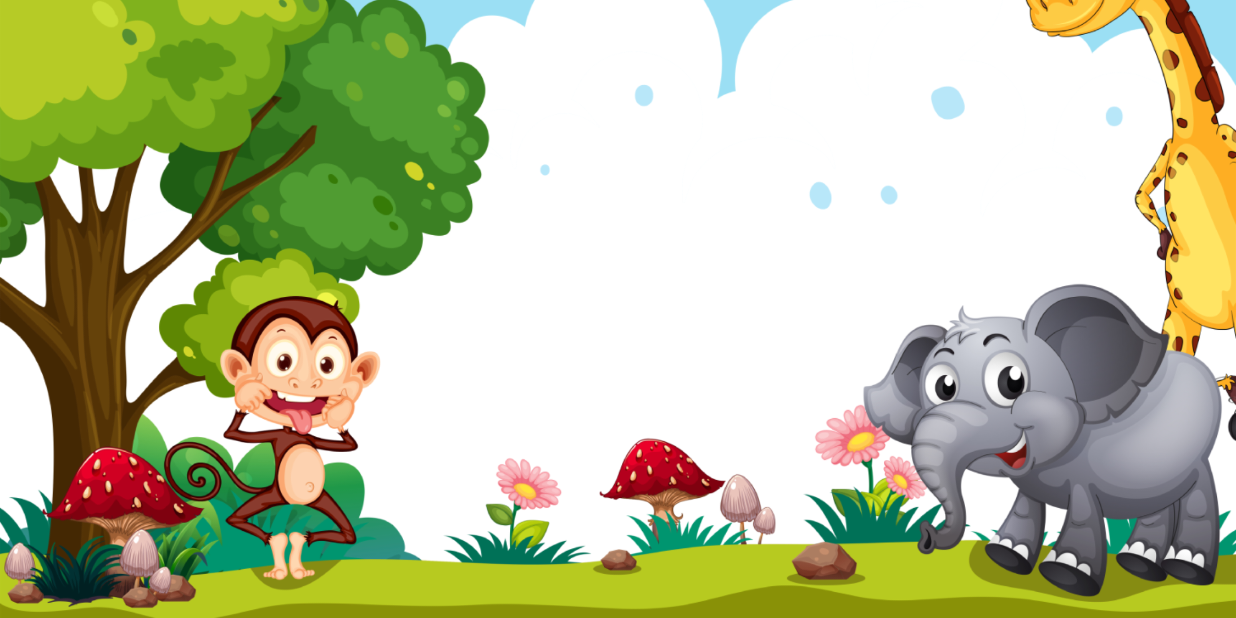
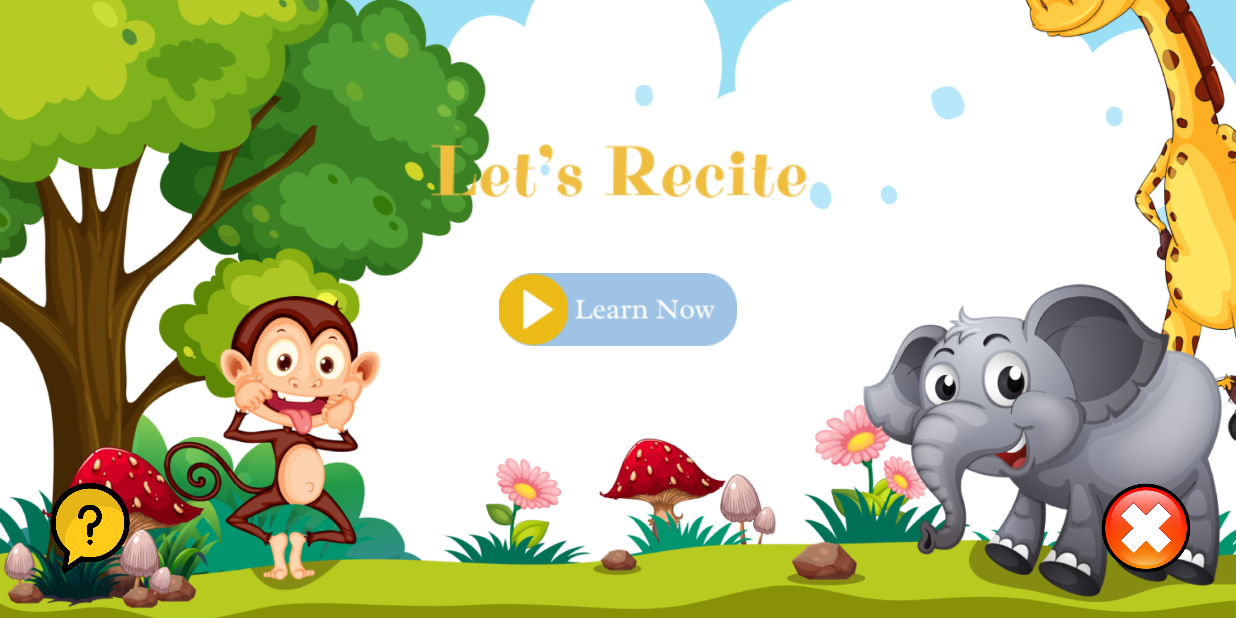
Before and after one commit to nurulkhalida/lets-learn-and-recite, an Android app: the screen it shows after launch (MainActivity), on a phone screen of 824 x 412 dp (held sideways). Run offline under Robolectric (Android 15) with nearby library versions, the phone set to English and light mode, and no system bars.

Commit message:
1. nambahin button di main activity

```diff
--- a/app/src/main/res/layout/activity_main.xml
+++ b/app/src/main/res/layout/activity_main.xml
@@ -12,4 +12,46 @@
         android:scaleType="centerCrop"
         android:src="@drawable/background"/>
 
+    <ImageView
+        android:id="@+id/learnNowButton"
+        android:layout_width="160dp"
+        android:layout_height="wrap_content"
+        android:adjustViewBounds="true"
+        android:src="@drawable/learnnow"
+        app:layout_constraintBottom_toBottomOf="parent"
+        app:layout_constraintEnd_toEndOf="parent"
+        app:layout_constraintStart_toStartOf="parent"
+        app:layout_constraintTop_toTopOf="parent" />
+
+    <ImageView
+        android:id="@+id/letsReciteText"
+        android:layout_width="wrap_content"
+        android:layout_height="wrap_content"
+        android:src="@drawable/lets"
+        android:layout_marginBottom="50dp"
+        app:layout_constraintBottom_toTopOf="@+id/learnNowButton"
+        app:layout_constraintEnd_toEndOf="parent"
+        app:layout_constraintStart_toStartOf="parent"/>
+
+    <ImageView
+        android:id="@+id/closeButton"
+        android:layout_width="60dp"
+        android:layout_height="wrap_content"
+        android:adjustViewBounds="true"
+        android:layout_margin="30dp"
+        android:src="@drawable/exit"
+        app:layout_constraintEnd_toEndOf="parent"
+        app:layout_constraintBottom_toBottomOf="parent"/>
+
+    <!--TODO JANGAN LUPA DIGANTI SAMA LOGO SETTING-->
+    <ImageView
+        android:id="@+id/settingButton"
+        android:layout_width="60dp"
+        android:layout_height="wrap_content"
+        android:adjustViewBounds="true"
+        android:src="@drawable/faq"
+        android:layout_margin="30dp"
+        app:layout_constraintBottom_toBottomOf="parent"
+        app:layout_constraintStart_toStartOf="parent"/>
+
 </androidx.constraintlayout.widget.ConstraintLayout>
```
